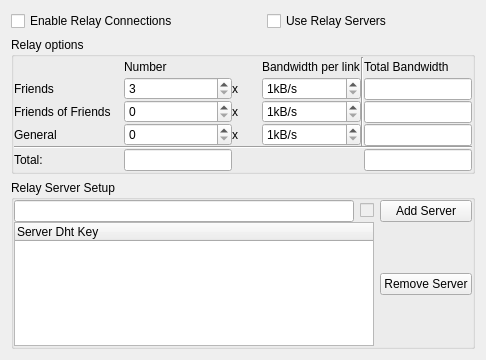
Before: the Qt Designer form retroshare-gui/src/gui/settings/RelayPage.ui in RetroShare/RetroShare, drawn with Qt 5.
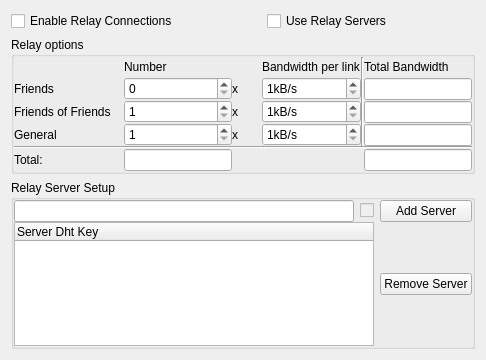
After: the same form once the commit is applied.

Commit message: Changed minimums / defaults for Relay Config Page: 0 Friends, 1 FOF, 1 General - to match librs code.

Diff of the .ui file:
```diff
--- a/retroshare-gui/src/gui/settings/RelayPage.ui
+++ b/retroshare-gui/src/gui/settings/RelayPage.ui
@@ -134,11 +134,14 @@
       <item row="1" column="1" rowspan="2">
        <widget class="QSpinBox" name="noFriendSpinBox">
         <property name="minimum">
-         <number>3</number>
+         <number>0</number>
         </property>
         <property name="maximum">
          <number>99</number>
         </property>
+        <property name="value">
+         <number>0</number>
+        </property>
        </widget>
       </item>
       <item row="1" column="2" rowspan="2">
@@ -179,7 +182,11 @@
        </widget>
       </item>
       <item row="3" column="1" rowspan="2">
-       <widget class="QSpinBox" name="noFOFSpinBox"/>
+       <widget class="QSpinBox" name="noFOFSpinBox">
+        <property name="minimum">
+         <number>1</number>
+        </property>
+       </widget>
       </item>
       <item row="3" column="2" rowspan="2">
        <widget class="QLabel" name="label_10">
@@ -219,7 +226,11 @@
        </widget>
       </item>
       <item row="5" column="1" rowspan="2">
-       <widget class="QSpinBox" name="noGeneralSpinBox"/>
+       <widget class="QSpinBox" name="noGeneralSpinBox">
+        <property name="minimum">
+         <number>1</number>
+        </property>
+       </widget>
       </item>
       <item row="5" column="2" rowspan="2">
        <widget class="QLabel" name="label_11">
```
